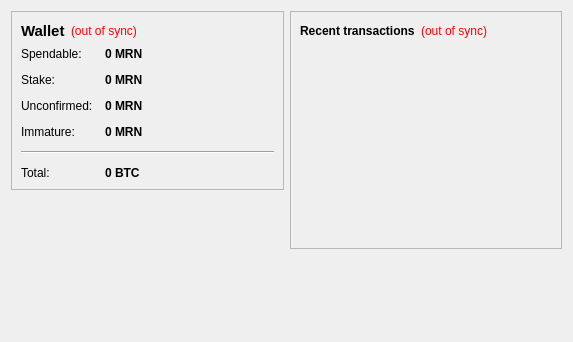
First picture: the form in src/qt/forms/overviewpage.ui, repository MERCOINMRN/Mercoin, before the edit.
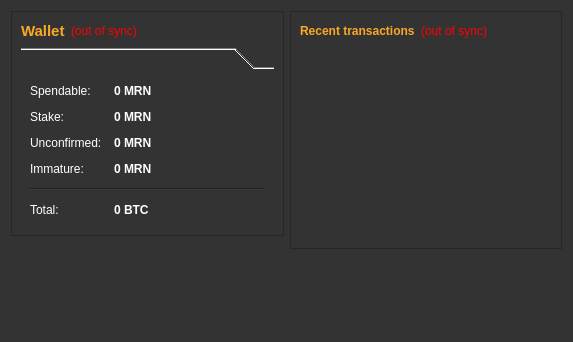
Second picture: the form after the edit.

```diff
--- a/src/qt/forms/overviewpage.ui
+++ b/src/qt/forms/overviewpage.ui
@@ -13,6 +13,9 @@
   <property name="windowTitle">
    <string>Form</string>
   </property>
+  <property name="styleSheet">
+   <string notr="true">background-color: rgb(51, 51, 51);</string>
+  </property>
   <layout class="QHBoxLayout" name="horizontalLayout" stretch="1,1">
    <item>
     <layout class="QVBoxLayout" name="verticalLayout_2">
@@ -36,6 +39,9 @@
               <bold>true</bold>
              </font>
             </property>
+            <property name="styleSheet">
+             <string notr="true">color: rgb(249, 168, 39);</string>
+            </property>
             <property name="text">
              <string>Wallet</string>
             </property>
@@ -73,6 +79,14 @@
          </layout>
         </item>
         <item>
+         <widget class="QToolBox" name="">
+          <property name="styleSheet">
+           <string notr="true">color: rgb(255, 255, 255);</string>
+          </property>
+          <widget class="QWidget" name="Page1" native="true">
+           <attribute name="label">
+            <string/>
+           </attribute>
          <layout class="QFormLayout" name="formLayout_2">
           <property name="fieldGrowthPolicy">
            <enum>QFormLayout::AllNonFixedFieldsGrow</enum>
@@ -233,6 +247,8 @@
            </widget>
           </item>
          </layout>
+          </widget>
+         </widget>
         </item>
        </layout>
       </widget>
@@ -267,6 +283,9 @@
          <layout class="QHBoxLayout" name="horizontalLayout_2">
           <item>
            <widget class="QLabel" name="label_4">
+            <property name="styleSheet">
+             <string notr="true">color: rgb(249, 168, 39);</string>
+            </property>
             <property name="text">
              <string>&lt;b&gt;Recent transactions&lt;/b&gt;</string>
             </property>
```
Lines whose indentation alone changed are shown as unchanged.
